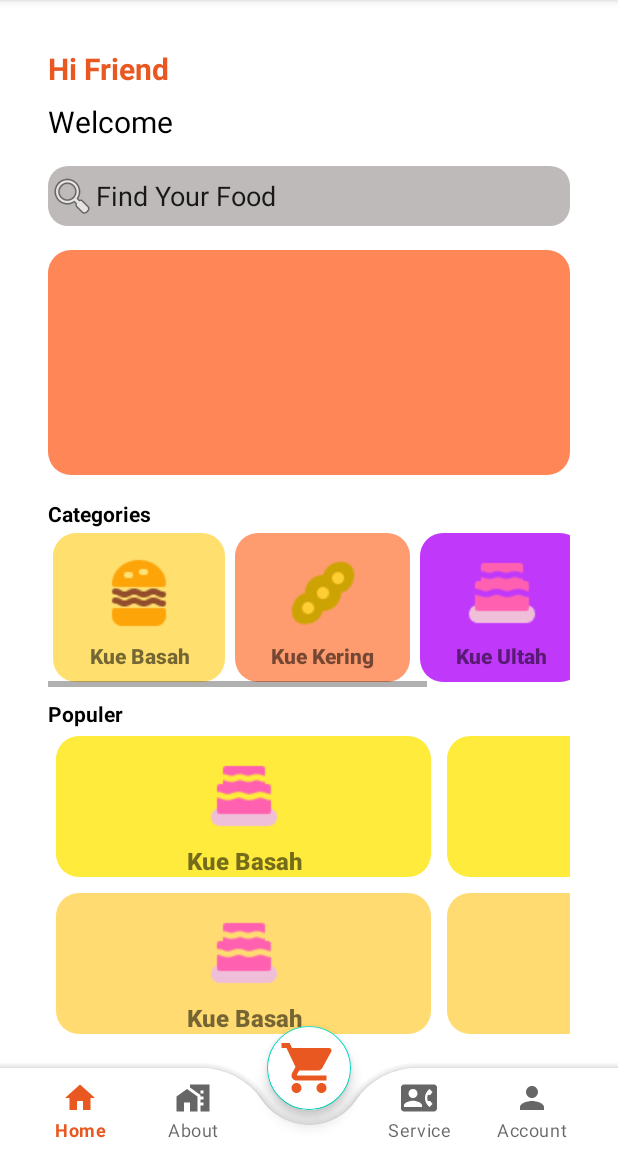
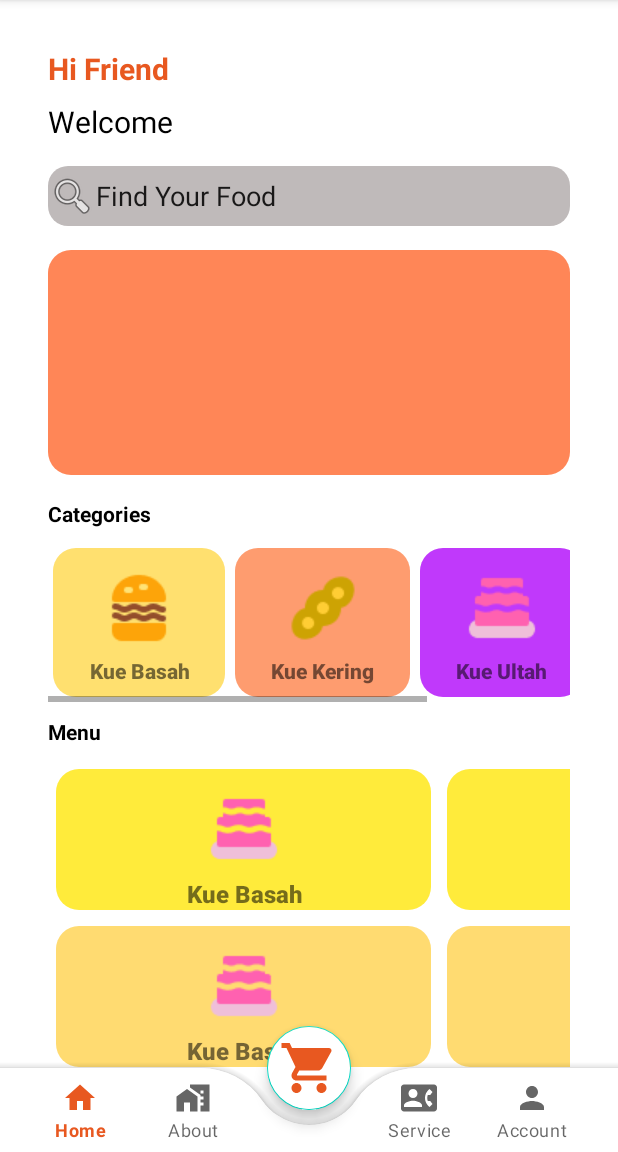
Before and after one commit to farelramadhan1130/YooksBakeryStore, an Android app: the HomeFragment screen opened directly, with no data from a screen before it, on a phone screen of 412 x 824 dp, the part 84-1236 px from its top. Run offline under Robolectric (Android 15) with nearby library versions, the phone set to English and light mode, and no system bars.

Commit message:
Ridho Kelakoan

```diff
--- a/app/src/main/res/layout/fragment_home.xml
+++ b/app/src/main/res/layout/fragment_home.xml
@@ -114,7 +114,8 @@
 
                         <LinearLayout
                             android:layout_width="wrap_content"
-                            android:layout_height="wrap_content">
+                            android:layout_height="wrap_content"
+                            android:layout_marginTop="10dp">
 
                             <androidx.constraintlayout.widget.ConstraintLayout
                                 android:layout_width="wrap_content"
@@ -266,17 +267,19 @@
                     android:layout_width="wrap_content"
                     android:layout_height="wrap_content"
                     android:layout_marginStart="32dp"
-                    android:layout_marginTop="8dp"
-                    android:text="Populer"
+                    android:layout_marginTop="10dp"
+                    android:text="Menu"
                     android:textColor="#000000"
                     android:textStyle="bold"
                     app:layout_constraintStart_toStartOf="parent"
                     app:layout_constraintTop_toBottomOf="@+id/horizontalScrollView2"
+                    app:layout_marginBaseline="10dp"
                     tools:ignore="MissingConstraints" />
 
                 <ScrollView
                     android:layout_width="match_parent"
                     android:layout_height="match_parent"
+                    android:layout_marginTop="10dp"
                     app:layout_constraintEnd_toEndOf="parent"
                     app:layout_constraintStart_toStartOf="parent"
                     app:layout_constraintTop_toBottomOf="@+id/textView8">
```
